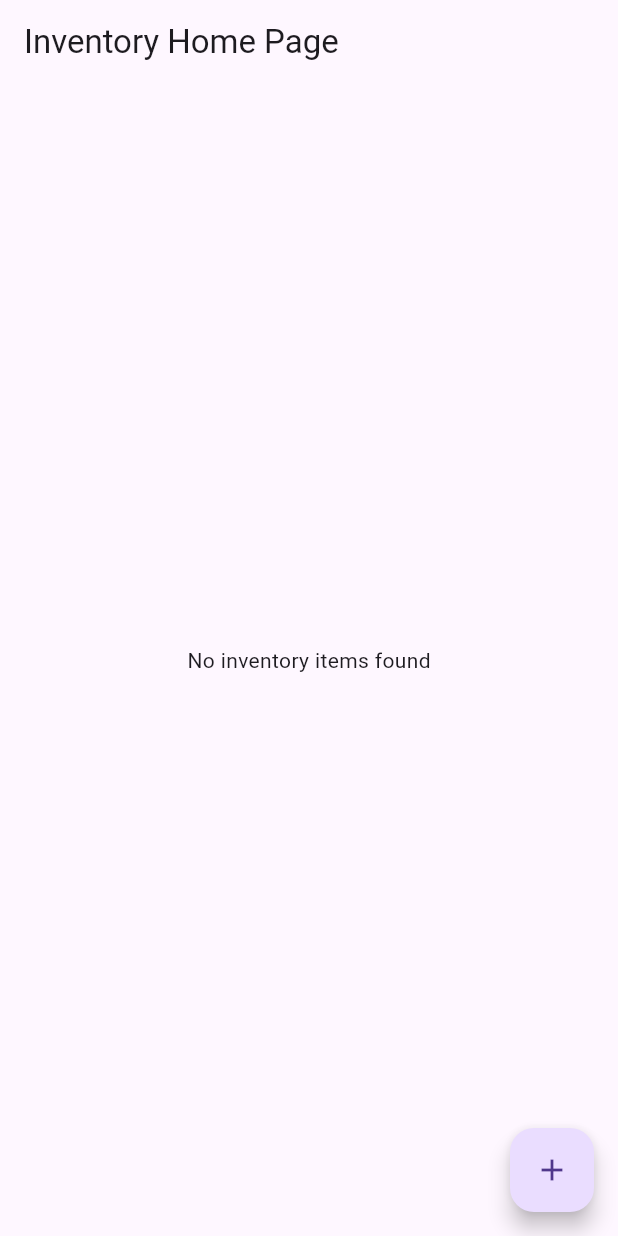
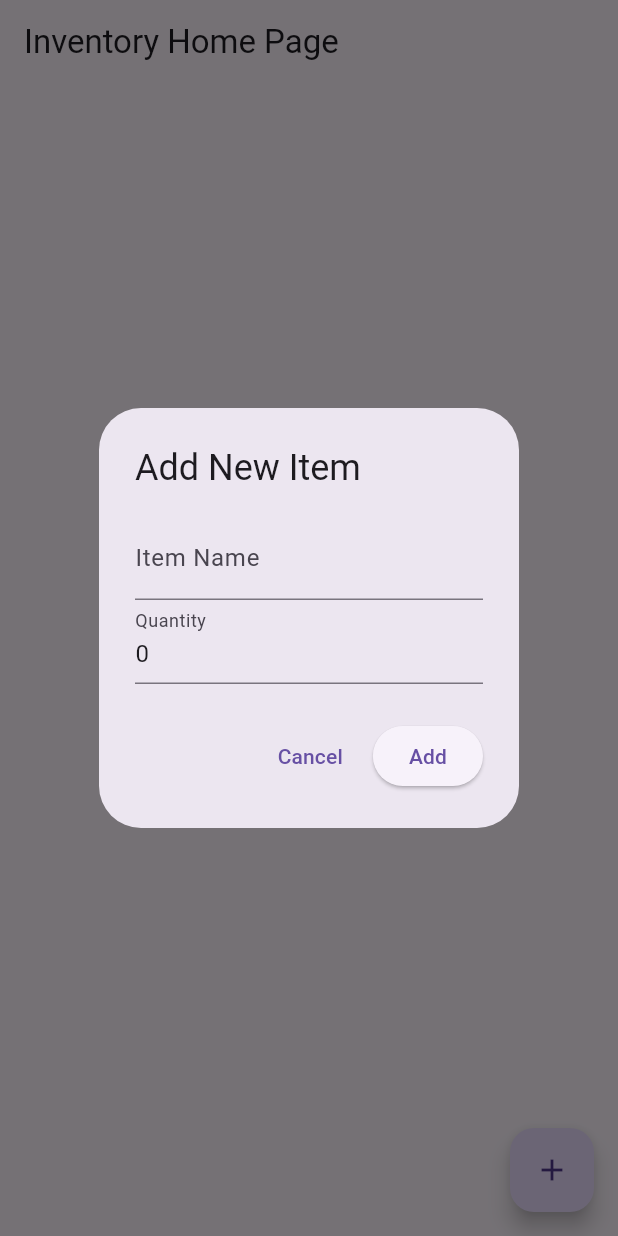
Before and after one commit to Gregory-Vaughan/ica12_2, a Flutter app: the screen it shows after launch, after a tap on the "add" icon, on a phone screen of 412 x 824 dp. Run offline on Flutter 3.47's test engine with Material 3 defaults, Android fonts, the phone set to English and light mode, and no system bars; our stand-ins replace cloud_firestore, firebase_core; accounts and stored records are empty.

Commit message:
i think i'm finally done. At least, I hope I am.

```diff
--- a/lib/main.dart
+++ b/lib/main.dart
@@ -4,7 +4,7 @@ import 'package:firebase_core/firebase_core.dart';
 
 void main() async {
   WidgetsFlutterBinding.ensureInitialized();
-  await Firebase.initializeApp();
+  await Firebase.initializeApp(); // Initialize Firebase
   runApp(InventoryApp());
 }
 
@@ -30,12 +30,97 @@ class InventoryHomePage extends StatefulWidget {
 class _InventoryHomePageState extends State<InventoryHomePage> {
   final FirebaseFirestore _firestore = FirebaseFirestore.instance;
 
+  void _addOrUpdateItem({String? docId, String initialName = '', int initialQuantity = 0}) {
+    TextEditingController nameController = TextEditingController(text: initialName);
+    TextEditingController quantityController = TextEditingController(text: initialQuantity.toString());
+
+    showDialog(
+      context: context,
+      builder: (context) {
+        return AlertDialog(
+          title: Text(docId == null ? 'Add New Item' : 'Update Item'),
+          content: Column(
+            mainAxisSize: MainAxisSize.min,
+            children: [
+              TextField(
+                controller: nameController,
+                decoration: InputDecoration(labelText: 'Item Name'),
+              ),
+              TextField(
+                controller: quantityController,
+                decoration: InputDecoration(labelText: 'Quantity'),
+                keyboardType: TextInputType.number,
+              ),
+            ],
+          ),
+          actions: [
+            TextButton(
+              onPressed: () => Navigator.pop(context),
+              child: Text('Cancel'),
+            ),
+            ElevatedButton(
+              onPressed: () async {
+                String name = nameController.text;
+                int quantity = int.tryParse(quantityController.text) ?? 0;
+
+                if (name.isNotEmpty) {
+                  if (docId == null) {
+                    // Add new item
+                    await _firestore.collection('items').add({
+                      'name': name,
+                      'quantity': quantity,
+                      'timestamp': FieldValue.serverTimestamp(),
+                    });
+                  } else {
+                    // Update existing item
+                    await _firestore.collection('items').doc(docId).update({
+                      'name': name,
+                      'quantity': quantity,
+                    });
+                  }
+                  Navigator.pop(context);
+                }
+              },
+              child: Text(docId == null ? 'Add' : 'Update'),
+            ),
+          ],
+        );
+      },
+    );
+  }
+
+  void _deleteItem(String docId) {
+    showDialog(
+      context: context,
+      builder: (context) {
+        return AlertDialog(
+          title: Text('Confirm Deletion'),
+          content: Text('Are you sure you want to delete this item?'),
+          actions: [
+            TextButton(
+              onPressed: () => Navigator.pop(context),
+              child: Text('Cancel'),
+            ),
+            ElevatedButton(
+              onPressed: () async {
+                await _firestore.collection('items').doc(docId).delete();
+                Navigator.pop(context);
+              },
+              child: Text('Delete'),
+              style: ElevatedButton.styleFrom(backgroundColor: Colors.red),
+            ),
+          ],
+        );
+      },
+    );
+  }
+
   @override
   Widget build(BuildContext context) {
     return Scaffold(
       appBar: AppBar(title: Text(widget.title)),
       body: StreamBuilder(
-        stream: _firestore.collection('items').snapshots(),
+        stream: _firestore.collection('items').orderBy('timestamp').snapshots(),
         builder: (context, AsyncSnapshot<QuerySnapshot> snapshot) {
           if (snapshot.connectionState == ConnectionState.waiting) {
             return Center(child: CircularProgressIndicator());
@@ -50,15 +135,34 @@ class _InventoryHomePageState extends State<InventoryHomePage> {
               return ListTile(
                 title: Text(item['name'] ?? 'Unnamed Item'),
                 subtitle: Text('Quantity: ${item['quantity'] ?? 0}'),
+                trailing: Row(
+                  mainAxisSize: MainAxisSize.min,
+                  children: [
+                    IconButton(
+                      icon: Icon(Icons.edit, color: Colors.blue),
+                      onPressed: () {
+                        _addOrUpdateItem(
+                          docId: doc.id,
+                          initialName: item['name'],
+                          initialQuantity: item['quantity'],
+                        );
+                      },
+                    ),
+                    IconButton(
+                      icon: Icon(Icons.delete, color: Colors.red),
+                      onPressed: () {
+                        _deleteItem(doc.id);
+                      },
+                    ),
+                  ],
+                ),
               );
             }).toList(),
           );
         },
       ),
       floatingActionButton: FloatingActionButton(
-        onPressed: () {
-          // TODO: Implement add inventory item in Step 4
-        },
+        onPressed: () => _addOrUpdateItem(),
         tooltip: 'Add Item',
         child: Icon(Icons.add),
       ),
```
